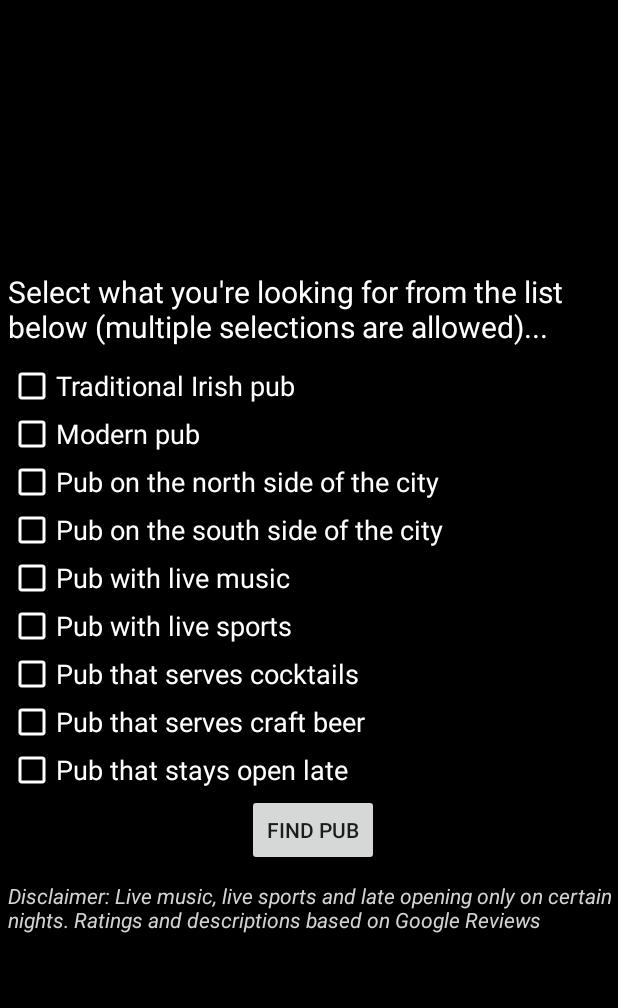
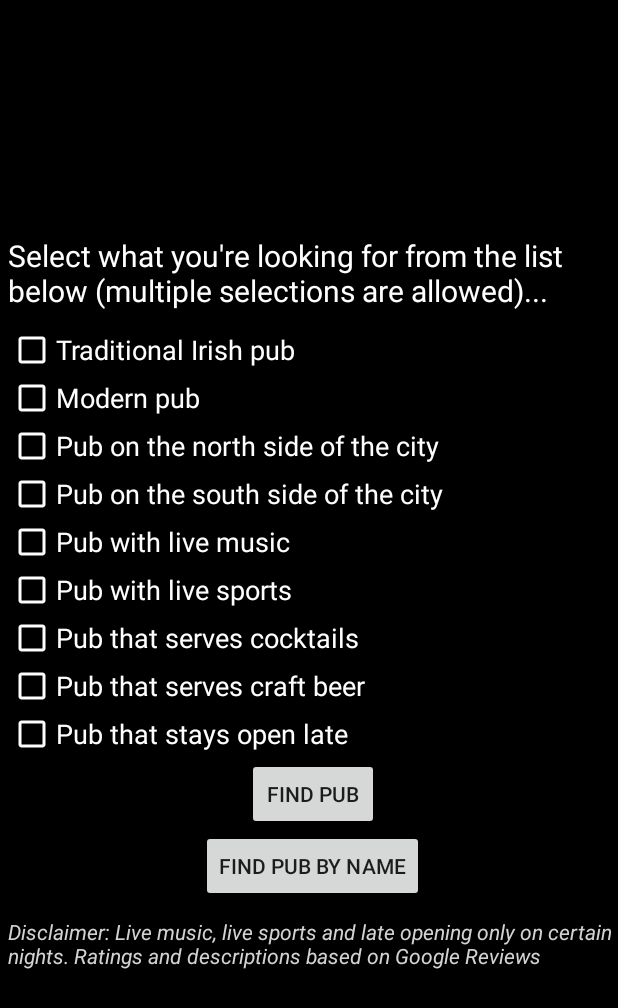
Before and after one commit to avblake225/dublin-pub-finder, an Android app: the HomeScreen screen opened directly, with no data from a screen before it, on a phone screen of 412 x 824 dp. Shown: the top 1008 px of the screen. Run offline under Robolectric (Android 15) with nearby library versions, the phone set to English and light mode, and no system bars.

Commit message:
Added "Find pub by name" button to home screen

```diff
--- a/app/src/main/res/layout/home_screen.xml
+++ b/app/src/main/res/layout/home_screen.xml
@@ -131,12 +131,20 @@
                     android:layout_centerHorizontal="true"
                     android:text="@string/find_pub"/>
 
+                <Button
+                    android:id="@+id/btn_findpubbyname"
+                    android:layout_width="wrap_content"
+                    android:layout_height="wrap_content"
+                    android:layout_below="@id/btn_findpub"
+                    android:layout_centerHorizontal="true"
+                    android:text="@string/find_pub_by_name"/>
+
                 <TextView
                     android:layout_width="wrap_content"
                     android:layout_height="wrap_content"
                     android:layout_marginTop="@dimen/home_screen_margin"
                     android:layout_marginBottom="@dimen/home_screen_margin"
-                    android:layout_below="@id/btn_findpub"
+                    android:layout_below="@id/btn_findpubbyname"
                     android:textColor="@color/gray"
                     android:text="@string/disclaimer"/>
 
--- a/app/src/main/res/values/strings.xml
+++ b/app/src/main/res/values/strings.xml
@@ -15,6 +15,7 @@
     <string name="pub_that_serves_craft_beer">Pub that serves craft beer</string>
     <string name="pub_that_stays_open_late">Pub that stays open late</string>
     <string name="find_pub">Find pub</string>
+    <string name="find_pub_by_name">Find pub by name</string>
     <string name="disclaimer"><i>Disclaimer: Live music, live sports and late opening only on certain nights. Ratings and descriptions based on Google Reviews</i></string>
 
     <string name="invalid_selection_traditional_modern_pub">Invalid selection. Please select either a Traditional Irish pub OR a Modern pub</string>
```
